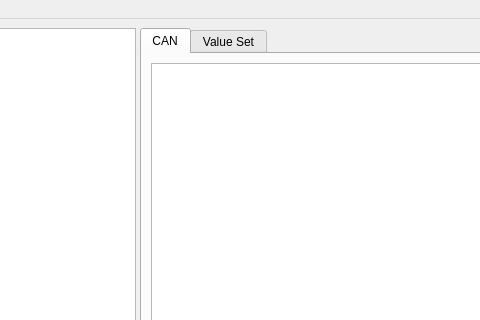
The window that src/epcpm/__main__.ui (epcpower/pm) describes before a commit, drawn with Qt 5; both pictures show x 438 to 918 and y 0 to 320 of the 1200 by 900 pixel window.
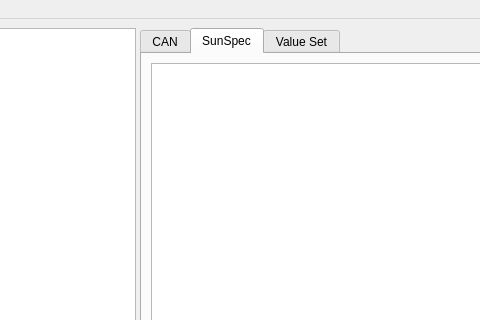
The same window after the commit. The open tabs and pages were chosen to show the change.

Commit message: Add SunSpec model to the project/window

The edit to the form file:
```diff
--- a/src/epcpm/__main__.ui
+++ b/src/epcpm/__main__.ui
@@ -43,6 +43,20 @@
          </item>
         </layout>
        </widget>
+       <widget class="QWidget" name="tab_2">
+        <attribute name="title">
+         <string>SunSpec</string>
+        </attribute>
+        <layout class="QHBoxLayout" name="horizontalLayout_2">
+         <item>
+          <widget class="QTreeView" name="sunspec_view">
+           <property name="alternatingRowColors">
+            <bool>true</bool>
+           </property>
+          </widget>
+         </item>
+        </layout>
+       </widget>
        <widget class="QWidget" name="tab">
         <attribute name="title">
          <string>Value Set</string>
```
The commit also changes 8 other files.
